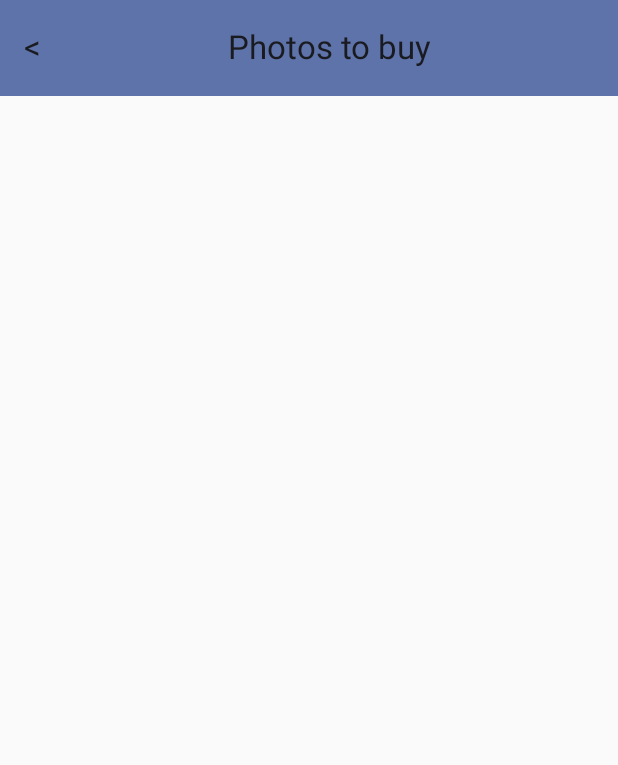
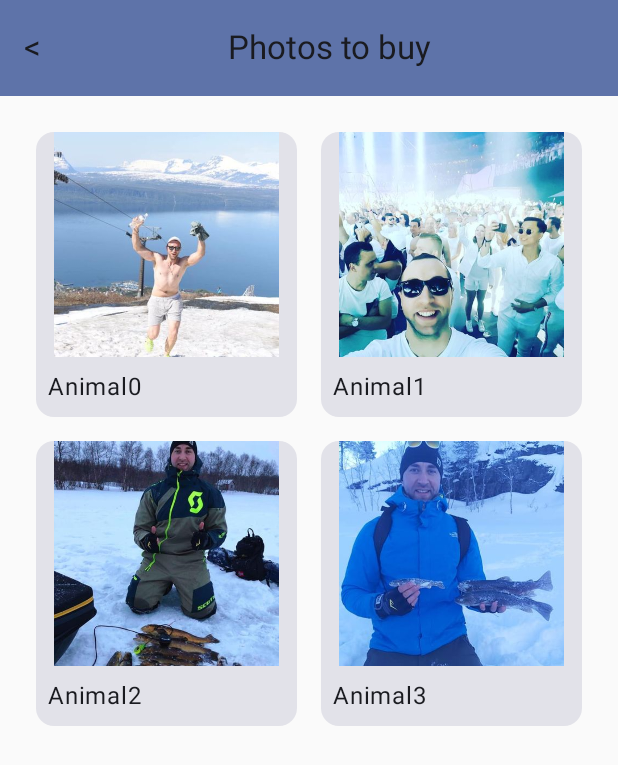
Before and after one commit to AlmazErmilov/Buy-My-Contemporary-Art-App, an Android app built with Jetpack Compose: the CategoriesScreen screen opened through its navigation route, after a tap on "ANIMALS", on a phone screen of 412 x 824 dp. Shown: the top 765 px of the screen. Run offline under Robolectric (Android 15) with nearby library versions, the phone set to English and light mode, and no system bars.

Commit message:
upd dummy photos datasource

```diff
--- a/app/src/main/java/com/example/buy_my_contemporary_art_app/MainActivity.kt
+++ b/app/src/main/java/com/example/buy_my_contemporary_art_app/MainActivity.kt
@@ -616,12 +616,55 @@ object ShoppingCartDataSource {
 object DataSourcePhotos {
     val allPhotos = listOf(
         Photo(id = 1, title = "Food0", imageResId = R.drawable.food0,
-            artist = Artist(0, "Danny Lee", R.drawable.food0),
+            artist = Artist(0, R.string.danny.toString(), R.drawable.food0),
             category = Category.FOOD, price = 500f),
+        Photo(id = 2, title = "Food1", imageResId = R.drawable.food1,
+            artist = Artist(1, R.string.anthony.toString(), R.drawable.food0),
+            category = Category.FOOD, price = 300f),
+        Photo(id = 3, title = "Food2", imageResId = R.drawable.food2,
+            artist = Artist(2, R.string.tj.toString(), R.drawable.food0),
+            category = Category.FOOD, price = 300f),
+        Photo(id = 4, title = "Food3", imageResId = R.drawable.food3,
+            artist = Artist(3, "Danny Lee", R.drawable.food0),
+            category = Category.FOOD, price = 300f),
 
-        Photo(id = 2, title = "Food1", imageResId = R.drawable.food0,
-            artist = Artist(0, "Danny Lee", R.drawable.food0),
-            category = Category.FOOD, price = 300f),
-        // Add more dummy photos here
-    )
+        Photo(id = 5, title = "Abstract0", imageResId = R.drawable.abstract0,
+            artist = Artist(0, R.string.danny.toString(), R.drawable.food0),
+            category = Category.ABSTRACT, price = 300f),
+        Photo(id = 6, title = "Abstract2", imageResId = R.drawable.abstract1,
+            artist = Artist(1, R.string.anthony.toString(), R.drawable.food0),
+            category = Category.ABSTRACT, price = 300f),
+        Photo(id = 7, title = "Abstract2", imageResId = R.drawable.abstract2,
+            artist = Artist(2, R.string.tj.toString(), R.drawable.food0),
+            category = Category.ABSTRACT, price = 300f),
+        Photo(id = 8, title = "Abstract3", imageResId = R.drawable.abstract3,
+            artist = Artist(3, R.string.billy.toString(), R.drawable.food0),
+            category = Category.ABSTRACT, price = 300f),
+
+        Photo(id = 9, title = "Animal0", imageResId = R.drawable.animal0,
+            artist = Artist(0, R.string.danny.toString(), R.drawable.food0),
+            category = Category.ANIMALS, price = 300f),
+        Photo(id = 10, title = "Animal1", imageResId = R.drawable.animal1,
+            artist = Artist(1, R.string.anthony.toString(), R.drawable.food0),
+            category = Category.ANIMALS, price = 300f),
+        Photo(id = 11, title = "Animal2", imageResId = R.drawable.animal2,
+            artist = Artist(2, R.string.tj.toString(), R.drawable.food0),
+            category = Category.ANIMALS, price = 300f),
+        Photo(id = 12, title = "Animal3", imageResId = R.drawable.animal3,
+            artist = Artist(3, R.string.billy.toString(), R.drawable.food0),
+            category = Category.ANIMALS, price = 300f),
+
+        Photo(id = 13, title = "Sports0", imageResId = R.drawable.sports0,
+            artist = Artist(0, R.string.danny.toString(), R.drawable.food0),
+            category = Category.SPORTS, price = 300f),
+        Photo(id = 14, title = "Sports1", imageResId = R.drawable.sports1,
+            artist = Artist(1, R.string.anthony.toString(), R.drawable.food0),
+            category = Category.SPORTS, price = 300f),
+        Photo(id = 15, title = "Sports2", imageResId = R.drawable.sports2,
+            artist = Artist(2, R.string.tj.toString(), R.drawable.food0),
+            category = Category.SPORTS, price = 300f),
+        Photo(id = 16, title = "Sports3", imageResId = R.drawable.sports3,
+            artist = Artist(3, R.string.billy.toString(), R.drawable.food0),
+            category = Category.SPORTS, price = 300f),
+        )
 }
```
Also changed, not shown: app/src/main/res/drawable/abstract0.jpg (added), app/src/main/res/drawable/abstract1.jpg (added), app/src/main/res/drawable/abstract2.jpg (added), app/src/main/res/drawable/abstract3.jpg (added), app/src/main/res/drawable/animal0.jpg (added), app/src/main/res/drawable/animal1.jpg (added), app/src/main/res/drawable/animal2.jpg (added), app/src/main/res/drawable/animal3.jpg (added), app/src/main/res/drawable/food1.jpg (added), app/src/main/res/drawable/food2.jpg (added), app/src/main/res/drawable/food3.jpg (added), app/src/main/res/drawable/sports0.jpg (added), app/src/main/res/drawable/sports1.jpg (added), app/src/main/res/drawable/sports2.jpg (added), 1 more files.
